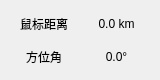
This is PolarDisp/mousepositioninfo.ui in DanielWuxiaoxiao/DispCtrl as Qt 5 draws it before an edit. The edited form follows.
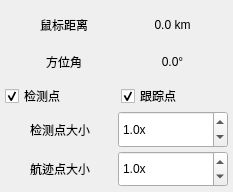
This is the edited form.

```diff
--- a/PolarDisp/mousepositioninfo.ui
+++ b/PolarDisp/mousepositioninfo.ui
@@ -6,8 +6,8 @@
    <rect>
     <x>0</x>
     <y>0</y>
-    <width>160</width>
-    <height>80</height>
+    <width>233</width>
+    <height>192</height>
    </rect>
   </property>
   <property name="windowTitle">
@@ -21,18 +21,23 @@
   </property>
   <layout class="QHBoxLayout" name="horizontalLayout">
    <property name="spacing">
-    <number>3</number>
+    <number>5</number>
    </property>
    <property name="leftMargin">
-    <number>3</number>
+    <number>5</number>
    </property>
    <property name="topMargin">
-    <number>3</number>
+    <number>5</number>
    </property>
    <property name="rightMargin">
-    <number>3</number>
+    <number>5</number>
    </property>
    <property name="bottomMargin">
+    <number>5</number>
+   </property>
+   <item>
+    <layout class="QVBoxLayout" name="verticalLayout">
+     <property name="spacing">
     <number>3</number>
    </property>
    <item>
@@ -41,17 +46,20 @@
       <number>6</number>
      </property>
      <property name="topMargin">
-      <number>6</number>
+        <number>2</number>
      </property>
      <property name="rightMargin">
-      <number>6</number>
+        <number>3</number>
      </property>
      <property name="bottomMargin">
-      <number>6</number>
-     </property>
-     <property name="spacing">
+        <number>2</number>
+       </property>
+       <property name="horizontalSpacing">
       <number>3</number>
      </property>
+       <property name="verticalSpacing">
+        <number>2</number>
+       </property>
      <item row="0" column="0">
       <widget class="QLabel" name="label_distance">
        <property name="text">
@@ -91,6 +99,136 @@
         <set>Qt::AlignCenter</set>
        </property>
       </widget>
+       </item>
+      </layout>
+     </item>
+     <item>
+      <layout class="QHBoxLayout" name="checkboxLayout">
+       <property name="spacing">
+        <number>8</number>
+       </property>
+       <item>
+        <widget class="QCheckBox" name="checkBoxDetection">
+         <property name="toolTip">
+          <string>显示/隐藏检测点</string>
+         </property>
+         <property name="text">
+          <string>检测点</string>
+         </property>
+         <property name="checked">
+          <bool>true</bool>
+         </property>
+        </widget>
+       </item>
+       <item>
+        <widget class="QCheckBox" name="checkBoxTrack">
+         <property name="toolTip">
+          <string>显示/隐藏跟踪点</string>
+         </property>
+         <property name="text">
+          <string>跟踪点</string>
+         </property>
+         <property name="checked">
+          <bool>true</bool>
+         </property>
+        </widget>
+       </item>
+      </layout>
+     </item>
+     <item>
+      <layout class="QGridLayout" name="sizeControlLayout">
+       <property name="spacing">
+        <number>3</number>
+       </property>
+       <item row="0" column="0">
+        <widget class="QLabel" name="label_detSize">
+         <property name="toolTip">
+          <string>调整检测点的显示大小</string>
+         </property>
+         <property name="text">
+          <string>检测点大小</string>
+         </property>
+         <property name="alignment">
+          <set>Qt::AlignCenter</set>
+         </property>
+        </widget>
+       </item>
+       <item row="0" column="1">
+        <widget class="QDoubleSpinBox" name="spinBoxDetSize">
+         <property name="sizePolicy">
+          <sizepolicy hsizetype="Minimum" vsizetype="Preferred">
+           <horstretch>0</horstretch>
+           <verstretch>0</verstretch>
+          </sizepolicy>
+         </property>
+         <property name="toolTip">
+          <string>检测点大小倍数 (0.5~3.0)</string>
+         </property>
+         <property name="suffix">
+          <string>x</string>
+         </property>
+         <property name="decimals">
+          <number>1</number>
+         </property>
+         <property name="minimum">
+          <double>0.500000000000000</double>
+         </property>
+         <property name="maximum">
+          <double>3.000000000000000</double>
+         </property>
+         <property name="singleStep">
+          <double>0.100000000000000</double>
+         </property>
+         <property name="value">
+          <double>1.000000000000000</double>
+         </property>
+        </widget>
+       </item>
+       <item row="1" column="0">
+        <widget class="QLabel" name="label_trackSize">
+         <property name="toolTip">
+          <string>调整航迹点的显示大小</string>
+         </property>
+         <property name="text">
+          <string>航迹点大小</string>
+         </property>
+         <property name="alignment">
+          <set>Qt::AlignCenter</set>
+         </property>
+        </widget>
+       </item>
+       <item row="1" column="1">
+        <widget class="QDoubleSpinBox" name="spinBoxTrackSize">
+         <property name="sizePolicy">
+          <sizepolicy hsizetype="Minimum" vsizetype="Preferred">
+           <horstretch>0</horstretch>
+           <verstretch>0</verstretch>
+          </sizepolicy>
+         </property>
+         <property name="toolTip">
+          <string>航迹点大小倍数 (0.5~3.0)</string>
+         </property>
+         <property name="suffix">
+          <string>x</string>
+         </property>
+         <property name="decimals">
+          <number>1</number>
+         </property>
+         <property name="minimum">
+          <double>0.500000000000000</double>
+         </property>
+         <property name="maximum">
+          <double>3.000000000000000</double>
+         </property>
+         <property name="singleStep">
+          <double>0.100000000000000</double>
+         </property>
+         <property name="value">
+          <double>1.000000000000000</double>
+         </property>
+        </widget>
+       </item>
+      </layout>
      </item>
     </layout>
    </item>
```
Lines whose indentation alone changed are shown as unchanged.
